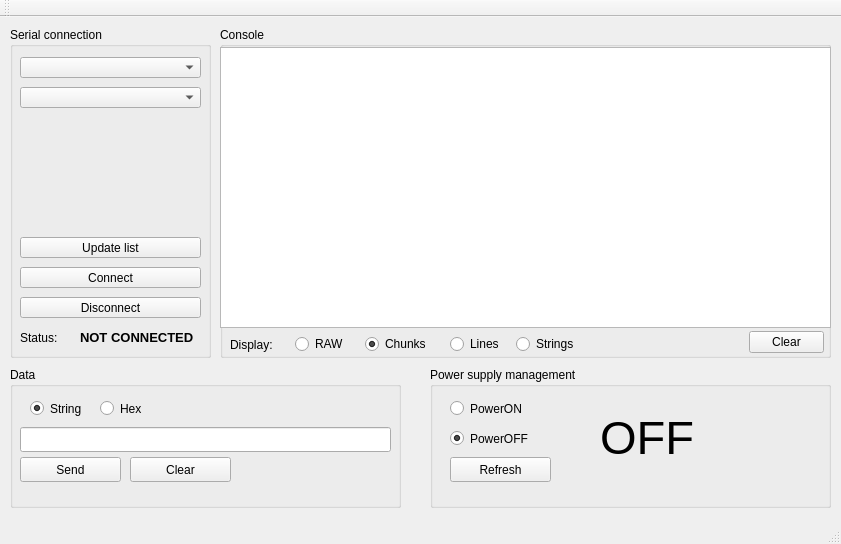
The window that Qt/RemotePowerSupply/mainwindow.ui (caffedrine/RemotePowerSupply) describes before a commit, drawn with Qt 5.
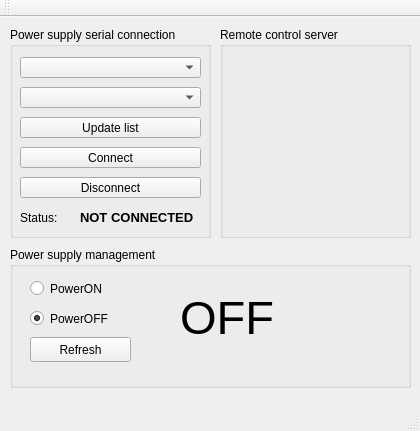
The same window after the commit. Icons and pictures are not drawn.

Commit message: - Rework ps control

```diff
--- a/Qt/RemotePowerSupply/mainwindow.ui
+++ b/Qt/RemotePowerSupply/mainwindow.ui
@@ -6,8 +6,8 @@
    <rect>
     <x>0</x>
     <y>0</y>
-    <width>841</width>
-    <height>544</height>
+    <width>420</width>
+    <height>431</height>
    </rect>
   </property>
   <property name="windowTitle">
@@ -24,17 +24,17 @@
       <x>10</x>
       <y>10</y>
       <width>201</width>
-      <height>331</height>
+      <height>211</height>
      </rect>
     </property>
     <property name="title">
-     <string>Serial connection</string>
+     <string>Power supply serial connection</string>
     </property>
     <widget class="QPushButton" name="pushButton_updateList">
      <property name="geometry">
       <rect>
        <x>10</x>
-       <y>210</y>
+       <y>90</y>
        <width>181</width>
        <height>21</height>
       </rect>
@@ -57,7 +57,7 @@
      <property name="geometry">
       <rect>
        <x>10</x>
-       <y>270</y>
+       <y>150</y>
        <width>181</width>
        <height>21</height>
       </rect>
@@ -70,7 +70,7 @@
      <property name="geometry">
       <rect>
        <x>10</x>
-       <y>300</y>
+       <y>180</y>
        <width>51</width>
        <height>21</height>
       </rect>
@@ -83,7 +83,7 @@
      <property name="geometry">
       <rect>
        <x>70</x>
-       <y>300</y>
+       <y>180</y>
        <width>131</width>
        <height>21</height>
       </rect>
@@ -103,7 +103,7 @@
      <property name="geometry">
       <rect>
        <x>10</x>
-       <y>240</y>
+       <y>120</y>
        <width>181</width>
        <height>21</height>
       </rect>
@@ -129,217 +129,11 @@
      </property>
     </widget>
    </widget>
-   <widget class="QGroupBox" name="groupBox_Console">
-    <property name="geometry">
-     <rect>
-      <x>220</x>
-      <y>10</y>
-      <width>611</width>
-      <height>331</height>
-     </rect>
-    </property>
-    <property name="title">
-     <string>Console</string>
-    </property>
-    <widget class="QTextEdit" name="testEditSerialConsole">
-     <property name="geometry">
-      <rect>
-       <x>0</x>
-       <y>20</y>
-       <width>611</width>
-       <height>281</height>
-      </rect>
-     </property>
-     <property name="lineWidth">
-      <number>1</number>
-     </property>
-     <property name="verticalScrollBarPolicy">
-      <enum>Qt::ScrollBarAsNeeded</enum>
-     </property>
-     <property name="horizontalScrollBarPolicy">
-      <enum>Qt::ScrollBarAsNeeded</enum>
-     </property>
-     <property name="sizeAdjustPolicy">
-      <enum>QAbstractScrollArea::AdjustIgnored</enum>
-     </property>
-     <property name="lineWrapMode">
-      <enum>QTextEdit::WidgetWidth</enum>
-     </property>
-     <property name="readOnly">
-      <bool>true</bool>
-     </property>
-    </widget>
-    <widget class="QRadioButton" name="radioButton_displayStrings">
-     <property name="geometry">
-      <rect>
-       <x>296</x>
-       <y>307</y>
-       <width>81</width>
-       <height>20</height>
-      </rect>
-     </property>
-     <property name="text">
-      <string>Strings</string>
-     </property>
-    </widget>
-    <widget class="QRadioButton" name="radioButton_displayNewlines">
-     <property name="geometry">
-      <rect>
-       <x>230</x>
-       <y>307</y>
-       <width>60</width>
-       <height>20</height>
-      </rect>
-     </property>
-     <property name="text">
-      <string>Lines</string>
-     </property>
-     <property name="checked">
-      <bool>false</bool>
-     </property>
-    </widget>
-    <widget class="QRadioButton" name="radioButton_displayChunks">
-     <property name="geometry">
-      <rect>
-       <x>145</x>
-       <y>307</y>
-       <width>81</width>
-       <height>20</height>
-      </rect>
-     </property>
-     <property name="text">
-      <string>Chunks</string>
-     </property>
-     <property name="checked">
-      <bool>true</bool>
-     </property>
-    </widget>
-    <widget class="QRadioButton" name="radioButton_displayRAW">
-     <property name="geometry">
-      <rect>
-       <x>75</x>
-       <y>307</y>
-       <width>61</width>
-       <height>20</height>
-      </rect>
-     </property>
-     <property name="text">
-      <string>RAW</string>
-     </property>
-     <property name="checked">
-      <bool>false</bool>
-     </property>
-    </widget>
-    <widget class="QLabel" name="label_Display">
-     <property name="geometry">
-      <rect>
-       <x>10</x>
-       <y>310</y>
-       <width>61</width>
-       <height>16</height>
-      </rect>
-     </property>
-     <property name="text">
-      <string>Display:</string>
-     </property>
-    </widget>
-    <widget class="QPushButton" name="pushButton_ClearConsole">
-     <property name="geometry">
-      <rect>
-       <x>529</x>
-       <y>304</y>
-       <width>75</width>
-       <height>22</height>
-      </rect>
-     </property>
-     <property name="text">
-      <string>Clear</string>
-     </property>
-    </widget>
-   </widget>
-   <widget class="QGroupBox" name="groupBox_Data">
-    <property name="geometry">
-     <rect>
-      <x>10</x>
-      <y>350</y>
-      <width>391</width>
-      <height>141</height>
-     </rect>
-    </property>
-    <property name="title">
-     <string>Data</string>
-    </property>
-    <widget class="QRadioButton" name="radioButton_String">
-     <property name="geometry">
-      <rect>
-       <x>20</x>
-       <y>30</y>
-       <width>61</width>
-       <height>23</height>
-      </rect>
-     </property>
-     <property name="text">
-      <string>String</string>
-     </property>
-     <property name="checked">
-      <bool>true</bool>
-     </property>
-    </widget>
-    <widget class="QRadioButton" name="radioButton_Hex">
-     <property name="geometry">
-      <rect>
-       <x>90</x>
-       <y>30</y>
-       <width>61</width>
-       <height>23</height>
-      </rect>
-     </property>
-     <property name="text">
-      <string>Hex</string>
-     </property>
-    </widget>
-    <widget class="QLineEdit" name="lineEditData">
-     <property name="geometry">
-      <rect>
-       <x>10</x>
-       <y>60</y>
-       <width>371</width>
-       <height>25</height>
-      </rect>
-     </property>
-    </widget>
-    <widget class="QPushButton" name="pushButton_Send">
-     <property name="geometry">
-      <rect>
-       <x>10</x>
-       <y>90</y>
-       <width>101</width>
-       <height>25</height>
-      </rect>
-     </property>
-     <property name="text">
-      <string>Send</string>
-     </property>
-    </widget>
-    <widget class="QPushButton" name="pushButton_Clear">
-     <property name="geometry">
-      <rect>
-       <x>120</x>
-       <y>90</y>
-       <width>101</width>
-       <height>25</height>
-      </rect>
-     </property>
-     <property name="text">
-      <string>Clear</string>
-     </property>
-    </widget>
-   </widget>
    <widget class="QGroupBox" name="groupBox_Data_2">
     <property name="geometry">
      <rect>
-      <x>430</x>
-      <y>350</y>
+      <x>10</x>
+      <y>230</y>
       <width>401</width>
       <height>141</height>
      </rect>
@@ -413,6 +207,19 @@
      </property>
     </widget>
    </widget>
+   <widget class="QGroupBox" name="groupBox">
+    <property name="geometry">
+     <rect>
+      <x>220</x>
+      <y>10</y>
+      <width>191</width>
+      <height>211</height>
+     </rect>
+    </property>
+    <property name="title">
+     <string>Remote control server</string>
+    </property>
+   </widget>
   </widget>
   <widget class="QMenuBar" name="menuBar">
    <property name="geometry">
```
Left out of the diff: 6 changed lines with no effect on the pictures. The commit also changes 3 other files.
